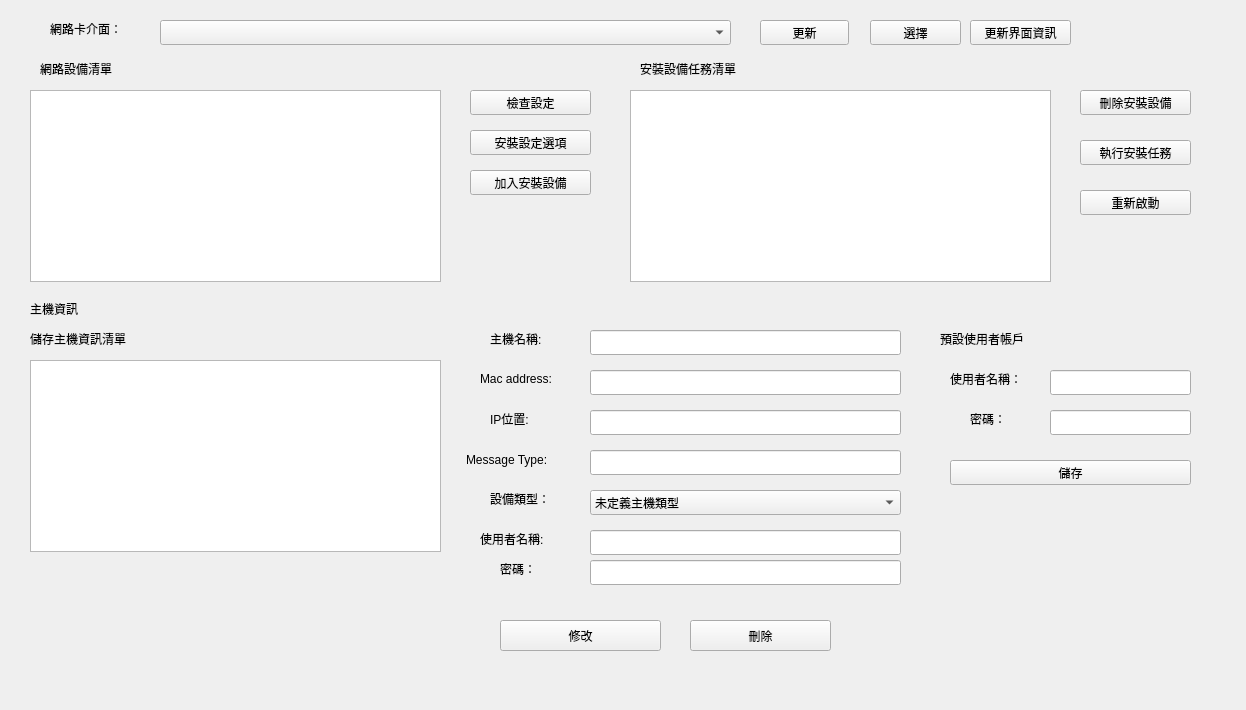
Old version of the form ws/src/ros_qt_sen/src/install_shell/install_shell.ui in the repository cocobird231/RV1-gui.
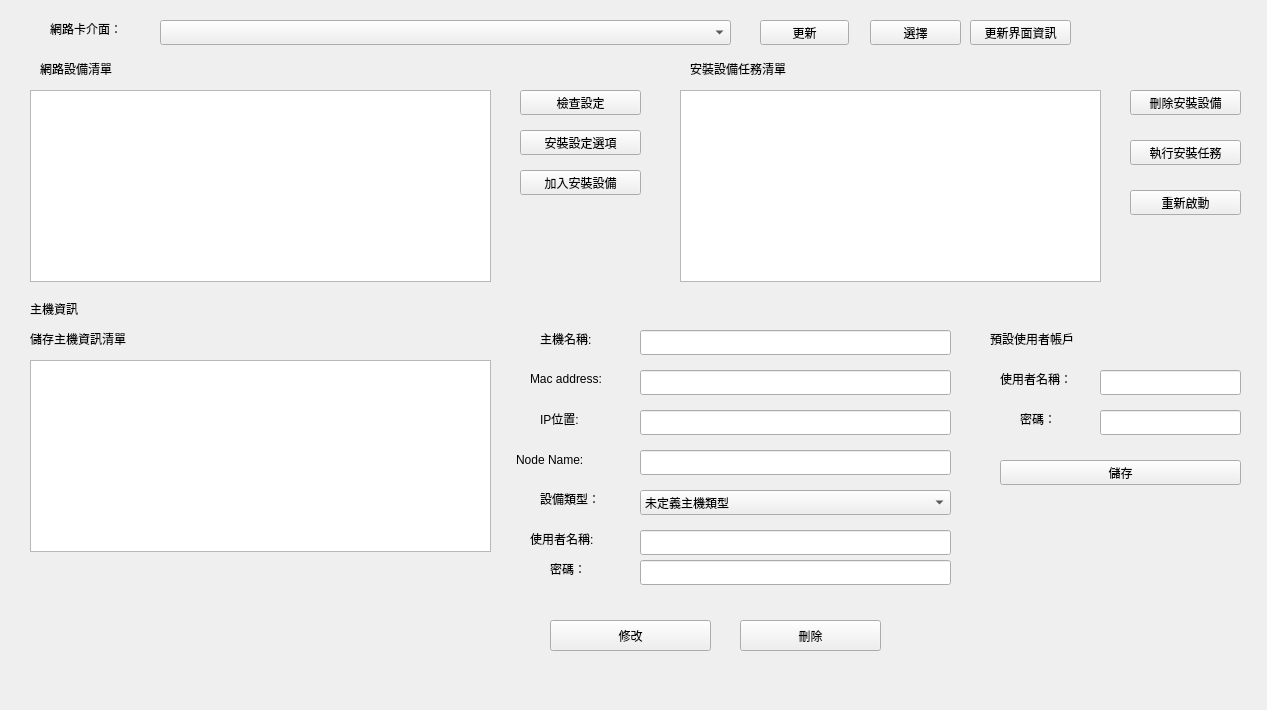
New version of the form.

Commit message: crash debug with split , refresh device infor for button

Patch:
```diff
--- a/ws/src/ros_qt_sen/src/install_shell/install_shell.ui
+++ b/ws/src/ros_qt_sen/src/install_shell/install_shell.ui
@@ -6,7 +6,7 @@
    <rect>
     <x>0</x>
     <y>0</y>
-    <width>1246</width>
+    <width>1267</width>
     <height>710</height>
    </rect>
   </property>
@@ -52,7 +52,7 @@
   <widget class="QPushButton" name="pushButton_3">
    <property name="geometry">
     <rect>
-     <x>470</x>
+     <x>520</x>
      <y>90</y>
      <width>121</width>
      <height>25</height>
@@ -65,7 +65,7 @@
   <widget class="QPushButton" name="pushButton_4">
    <property name="geometry">
     <rect>
-     <x>470</x>
+     <x>520</x>
      <y>130</y>
      <width>121</width>
      <height>25</height>
@@ -91,7 +91,7 @@
   <widget class="QLabel" name="label_2">
    <property name="geometry">
     <rect>
-     <x>490</x>
+     <x>540</x>
      <y>410</y>
      <width>67</width>
      <height>17</height>
@@ -104,7 +104,7 @@
   <widget class="QLabel" name="label_3">
    <property name="geometry">
     <rect>
-     <x>490</x>
+     <x>540</x>
      <y>330</y>
      <width>81</width>
      <height>17</height>
@@ -117,7 +117,7 @@
   <widget class="QLineEdit" name="lineEdit">
    <property name="geometry">
     <rect>
-     <x>590</x>
+     <x>640</x>
      <y>410</y>
      <width>311</width>
      <height>25</height>
@@ -127,7 +127,7 @@
   <widget class="QLineEdit" name="lineEdit_2">
    <property name="geometry">
     <rect>
-     <x>590</x>
+     <x>640</x>
      <y>330</y>
      <width>311</width>
      <height>25</height>
@@ -137,7 +137,7 @@
   <widget class="QPushButton" name="pushButton_5">
    <property name="geometry">
     <rect>
-     <x>500</x>
+     <x>550</x>
      <y>620</y>
      <width>161</width>
      <height>31</height>
@@ -152,7 +152,7 @@
     <rect>
      <x>30</x>
      <y>90</y>
-     <width>411</width>
+     <width>461</width>
      <height>192</height>
     </rect>
    </property>
@@ -160,7 +160,7 @@
   <widget class="QListWidget" name="listWidget_2">
    <property name="geometry">
     <rect>
-     <x>630</x>
+     <x>680</x>
      <y>90</y>
      <width>421</width>
      <height>192</height>
@@ -170,7 +170,7 @@
   <widget class="QLabel" name="label_4">
    <property name="geometry">
     <rect>
-     <x>490</x>
+     <x>540</x>
      <y>490</y>
      <width>67</width>
      <height>17</height>
@@ -183,7 +183,7 @@
   <widget class="QComboBox" name="comboBox_2">
    <property name="geometry">
     <rect>
-     <x>590</x>
+     <x>640</x>
      <y>490</y>
      <width>311</width>
      <height>25</height>
@@ -213,7 +213,7 @@
   <widget class="QPushButton" name="pushButton_7">
    <property name="geometry">
     <rect>
-     <x>690</x>
+     <x>740</x>
      <y>620</y>
      <width>141</width>
      <height>31</height>
@@ -241,7 +241,7 @@
     <rect>
      <x>30</x>
      <y>360</y>
-     <width>411</width>
+     <width>461</width>
      <height>192</height>
     </rect>
    </property>
@@ -275,7 +275,7 @@
   <widget class="QLabel" name="label_9">
    <property name="geometry">
     <rect>
-     <x>480</x>
+     <x>530</x>
      <y>530</y>
      <width>101</width>
      <height>17</height>
@@ -288,7 +288,7 @@
   <widget class="QLabel" name="label_10">
    <property name="geometry">
     <rect>
-     <x>500</x>
+     <x>550</x>
      <y>560</y>
      <width>67</width>
      <height>17</height>
@@ -301,7 +301,7 @@
   <widget class="QLineEdit" name="lineEdit_3">
    <property name="geometry">
     <rect>
-     <x>590</x>
+     <x>640</x>
      <y>530</y>
      <width>311</width>
      <height>25</height>
@@ -311,7 +311,7 @@
   <widget class="QLineEdit" name="lineEdit_4">
    <property name="geometry">
     <rect>
-     <x>590</x>
+     <x>640</x>
      <y>560</y>
      <width>311</width>
      <height>25</height>
@@ -321,7 +321,7 @@
   <widget class="QLabel" name="label_11">
    <property name="geometry">
     <rect>
-     <x>640</x>
+     <x>690</x>
      <y>60</y>
      <width>131</width>
      <height>17</height>
@@ -334,7 +334,7 @@
   <widget class="QPushButton" name="pushButton_8">
    <property name="geometry">
     <rect>
-     <x>470</x>
+     <x>520</x>
      <y>170</y>
      <width>121</width>
      <height>25</height>
@@ -347,7 +347,7 @@
   <widget class="QPushButton" name="pushButton_9">
    <property name="geometry">
     <rect>
-     <x>1080</x>
+     <x>1130</x>
      <y>90</y>
      <width>111</width>
      <height>25</height>
@@ -360,7 +360,7 @@
   <widget class="QPushButton" name="pushButton_10">
    <property name="geometry">
     <rect>
-     <x>1080</x>
+     <x>1130</x>
      <y>140</y>
      <width>111</width>
      <height>25</height>
@@ -373,7 +373,7 @@
   <widget class="QLabel" name="label_12">
    <property name="geometry">
     <rect>
-     <x>940</x>
+     <x>990</x>
      <y>330</y>
      <width>111</width>
      <height>17</height>
@@ -386,7 +386,7 @@
   <widget class="QLabel" name="label_13">
    <property name="geometry">
     <rect>
-     <x>950</x>
+     <x>1000</x>
      <y>370</y>
      <width>91</width>
      <height>17</height>
@@ -399,7 +399,7 @@
   <widget class="QLabel" name="label_14">
    <property name="geometry">
     <rect>
-     <x>970</x>
+     <x>1020</x>
      <y>410</y>
      <width>51</width>
      <height>17</height>
@@ -412,7 +412,7 @@
   <widget class="QLineEdit" name="lineEdit_5">
    <property name="geometry">
     <rect>
-     <x>1050</x>
+     <x>1100</x>
      <y>370</y>
      <width>141</width>
      <height>25</height>
@@ -422,7 +422,7 @@
   <widget class="QLineEdit" name="lineEdit_6">
    <property name="geometry">
     <rect>
-     <x>1050</x>
+     <x>1100</x>
      <y>410</y>
      <width>141</width>
      <height>25</height>
@@ -432,7 +432,7 @@
   <widget class="QPushButton" name="pushButton_11">
    <property name="geometry">
     <rect>
-     <x>950</x>
+     <x>1000</x>
      <y>460</y>
      <width>241</width>
      <height>25</height>
@@ -445,7 +445,7 @@
   <widget class="QLabel" name="label_15">
    <property name="geometry">
     <rect>
-     <x>480</x>
+     <x>530</x>
      <y>370</y>
      <width>101</width>
      <height>17</height>
@@ -458,7 +458,7 @@
   <widget class="QLineEdit" name="lineEdit_7">
    <property name="geometry">
     <rect>
-     <x>590</x>
+     <x>640</x>
      <y>370</y>
      <width>311</width>
      <height>25</height>
@@ -471,7 +471,7 @@
   <widget class="QPushButton" name="pushButton_6">
    <property name="geometry">
     <rect>
-     <x>1080</x>
+     <x>1130</x>
      <y>190</y>
      <width>111</width>
      <height>25</height>
@@ -484,20 +484,20 @@
   <widget class="QLabel" name="label_8">
    <property name="geometry">
     <rect>
-     <x>466</x>
+     <x>516</x>
      <y>450</y>
      <width>111</width>
      <height>20</height>
     </rect>
    </property>
    <property name="text">
-    <string>Message Type:</string>
+    <string>Node Name:</string>
    </property>
   </widget>
   <widget class="QLineEdit" name="lineEdit_8">
    <property name="geometry">
     <rect>
-     <x>590</x>
+     <x>640</x>
      <y>450</y>
      <width>311</width>
      <height>25</height>
```
The commit also changes 3 other files.
